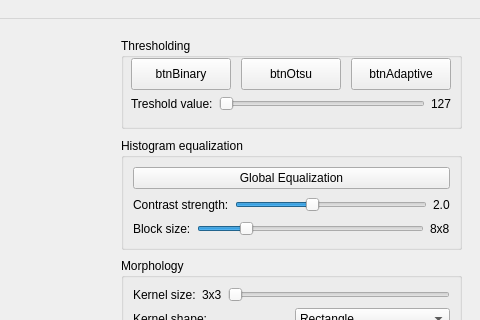
This is src/mainwindow.ui in arcreane/opencv-project-erasmus-team as Qt 5 draws it before an edit; both pictures show x 328 to 808 and y 0 to 320 of the 808 by 591 pixel window. The edited form follows.
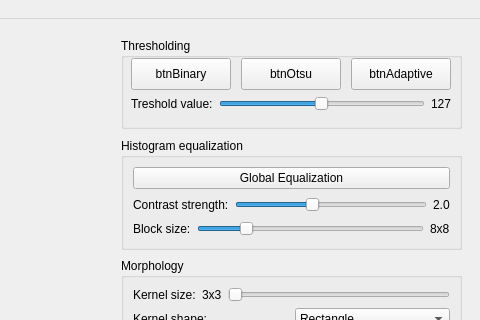
This is the edited form.

Commit message: Fix: CMake and missing DDL errors fix. Fixed wrong treshould slider maxmium value.

Diff of the .ui file:
```diff
--- a/src/mainwindow.ui
+++ b/src/mainwindow.ui
@@ -127,6 +127,12 @@
          </item>
          <item>
           <widget class="QSlider" name="sliderThresh">
+           <property name="maximum">
+            <number>255</number>
+           </property>
+           <property name="value">
+            <number>127</number>
+           </property>
            <property name="orientation">
             <enum>Qt::Orientation::Horizontal</enum>
            </property>
```
The commit also changes 1 other file.
